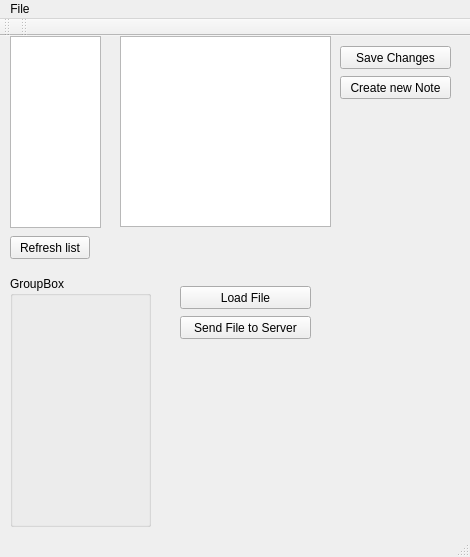
Old version of the form mainwindow.ui in the repository Aaltis/Note-File-Client.
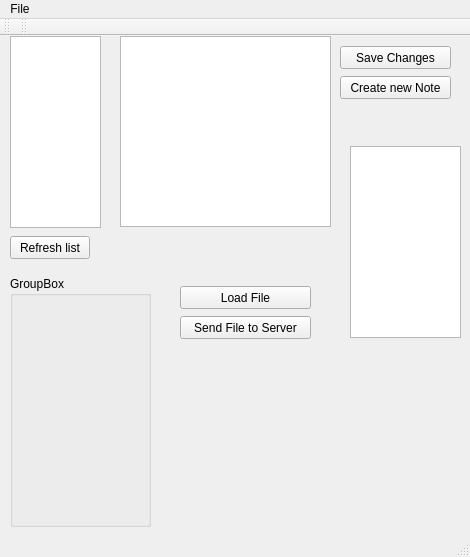
New version of the form.

Diff of the .ui file:
```diff
--- a/mainwindow.ui
+++ b/mainwindow.ui
@@ -112,6 +112,16 @@
      <string>Save Changes</string>
     </property>
    </widget>
+   <widget class="QTableWidget" name="tableWidgetNotes">
+    <property name="geometry">
+     <rect>
+      <x>350</x>
+      <y>110</y>
+      <width>111</width>
+      <height>192</height>
+     </rect>
+    </property>
+   </widget>
   </widget>
   <widget class="QMenuBar" name="menuBar">
    <property name="geometry">
```
